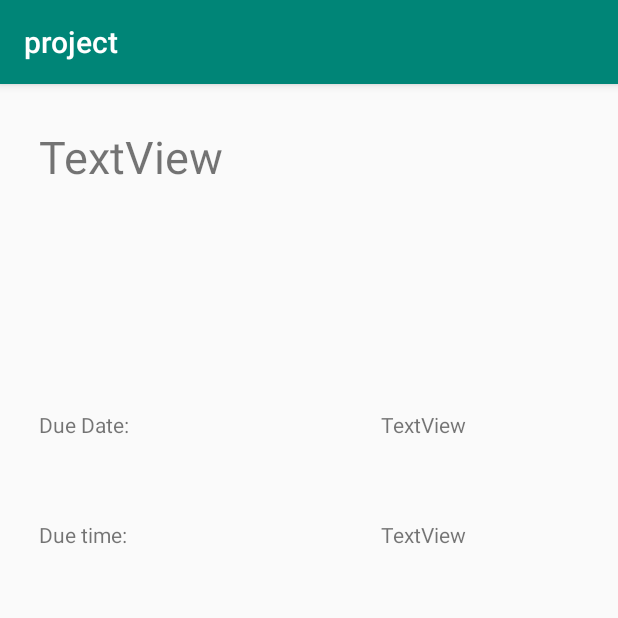
After one commit to UsmanFayyaz/project, an Android app: the SpecifcSlot screen opened directly, with no data from a screen before it, on a phone screen of 412 x 824 dp, the top half of it. The commit adds this screen. Run offline under Robolectric (Android 15) with nearby library versions, the phone set to English and light mode, and no system bars.

Commit message:
specific slot

```diff
--- a/app/src/main/AndroidManifest.xml
+++ b/app/src/main/AndroidManifest.xml
@@ -17,7 +17,8 @@
             </intent-filter>
         </activity>
         <activity android:name=".home" />
-        <activity android:name=".addEdit"></activity>
+        <activity android:name=".addEdit" />
+        <activity android:name=".SpecifcSlot"></activity>
     </application>
 
 </manifest>
--- /dev/null
+++ b/app/src/main/java/com/example/abdulbasit/project/SpecifcSlot.java
@@ -0,0 +1,30 @@
+package com.example.abdulbasit.project;
+
+import android.support.v7.app.AppCompatActivity;
+import android.os.Bundle;
+import android.widget.TextView;
+
+public class SpecifcSlot extends AppCompatActivity {
+
+    @Override
+    protected void onCreate(Bundle savedInstanceState) {
+        super.onCreate(savedInstanceState);
+        setContentView(R.layout.activity_specifc_slot);
+
+        Bundle data = getIntent().getExtras();
+
+        if(data == null){
+            return;
+        }
+
+        TextView title=(TextView)findViewById(R.id.Title);
+        TextView date=(TextView)findViewById(R.id.dateText);
+        TextView time=(TextView)findViewById(R.id.timeText);
+
+
+
+        title.setText(data.getString("title"));
+        date.setText(data.getString("date"));
+        time.setText(data.getString("time"));
+    }
+}
--- a/app/src/main/res/layout/activity_log_in.xml
+++ b/app/src/main/res/layout/activity_log_in.xml
@@ -77,5 +77,6 @@
         android:onClick="logIn"
         android:text="@string/login"
         app:layout_constraintBottom_toBottomOf="parent"
-        app:layout_constraintStart_toStartOf="parent" />
+        app:layout_constraintStart_toStartOf="parent"
+        tools:ignore="OnClick" />
 </android.support.constraint.ConstraintLayout>
--- a/app/src/main/res/layout/activity_sign_up.xml
+++ b/app/src/main/res/layout/activity_sign_up.xml
@@ -74,6 +74,7 @@
         app:layout_constraintEnd_toEndOf="parent"
         app:layout_constraintHorizontal_bias="0.498"
         app:layout_constraintStart_toStartOf="parent"
-        app:layout_constraintTop_toBottomOf="@+id/passwordInput" />
+        app:layout_constraintTop_toBottomOf="@+id/passwordInput"
+        tools:ignore="OnClick" />
 
 </android.support.constraint.ConstraintLayout>
--- /dev/null
+++ b/app/src/main/res/layout/activity_specifc_slot.xml
@@ -0,0 +1,63 @@
+<?xml version="1.0" encoding="utf-8"?>
+<android.support.constraint.ConstraintLayout xmlns:android="http://schemas.android.com/apk/res/android"
+    xmlns:app="http://schemas.android.com/apk/res-auto"
+    xmlns:tools="http://schemas.android.com/tools"
+    android:id="@+id/desc"
+    android:layout_width="match_parent"
+    android:layout_height="match_parent"
+    tools:context=".SpecifcSlot">
+
+    <TextView
+        android:id="@+id/Title"
+        android:layout_width="wrap_content"
+        android:layout_height="wrap_content"
+        android:layout_marginStart="26dp"
+        android:layout_marginLeft="26dp"
+        android:layout_marginTop="28dp"
+        android:text="@string/textview"
+        android:textSize="30sp"
+        app:layout_constraintStart_toStartOf="parent"
+        app:layout_constraintTop_toTopOf="parent" />
+
+    <TextView
+        android:id="@+id/date_desc"
+        android:layout_width="wrap_content"
+        android:layout_height="wrap_content"
+        android:layout_marginStart="26dp"
+        android:layout_marginLeft="26dp"
+        android:text="@string/dates"
+        app:layout_constraintBottom_toBottomOf="@+id/timeText"
+        app:layout_constraintStart_toStartOf="parent"
+        app:layout_constraintTop_toTopOf="@+id/timeText" />
+
+    <TextView
+        android:id="@+id/time_desc"
+        android:layout_width="wrap_content"
+        android:layout_height="wrap_content"
+        android:layout_marginStart="26dp"
+        android:layout_marginLeft="26dp"
+        android:text="@string/times"
+        app:layout_constraintBottom_toBottomOf="@+id/dateText"
+        app:layout_constraintStart_toStartOf="parent"
+        app:layout_constraintTop_toTopOf="@+id/dateText" />
+
+    <TextView
+        android:id="@+id/timeText"
+        android:layout_width="wrap_content"
+        android:layout_height="wrap_content"
+        android:layout_marginTop="217dp"
+        android:layout_marginEnd="101dp"
+        android:layout_marginRight="101dp"
+        android:text="@string/textview"
+        app:layout_constraintEnd_toEndOf="parent"
+        app:layout_constraintTop_toTopOf="parent" />
+
+    <TextView
+        android:id="@+id/dateText"
+        android:layout_width="wrap_content"
+        android:layout_height="wrap_content"
+        android:layout_marginTop="54dp"
+        android:text="@string/textview"
+        app:layout_constraintStart_toStartOf="@+id/timeText"
+        app:layout_constraintTop_toBottomOf="@+id/timeText" />
+</android.support.constraint.ConstraintLayout>
--- a/app/src/main/res/values/strings.xml
+++ b/app/src/main/res/values/strings.xml
@@ -21,4 +21,11 @@
     <string name="title">Title</string>
     <string name="select_date">Select Date</string>
     <string name="select_time">Select Time</string>
+    <string name="reminder">reminder</string>
+    <string name="textview">TextView</string>
+    <string name="textview1">TextView</string>
+    <string name="textview2">TextView</string>
+    <string name="times">Due time:</string>
+    <string name="dates">Due Date:</string>
+    <string name="remind_me_on">Remind me on</string>
 </resources>
```
Also changed, not shown: app/src/main/java/com/example/abdulbasit/project/addEdit.java (+5 -3 lines), app/src/main/java/com/example/abdulbasit/project/home.java (+26 -2 lines), app/src/main/res/layout/custom_list.xml (+11 -8 lines).
